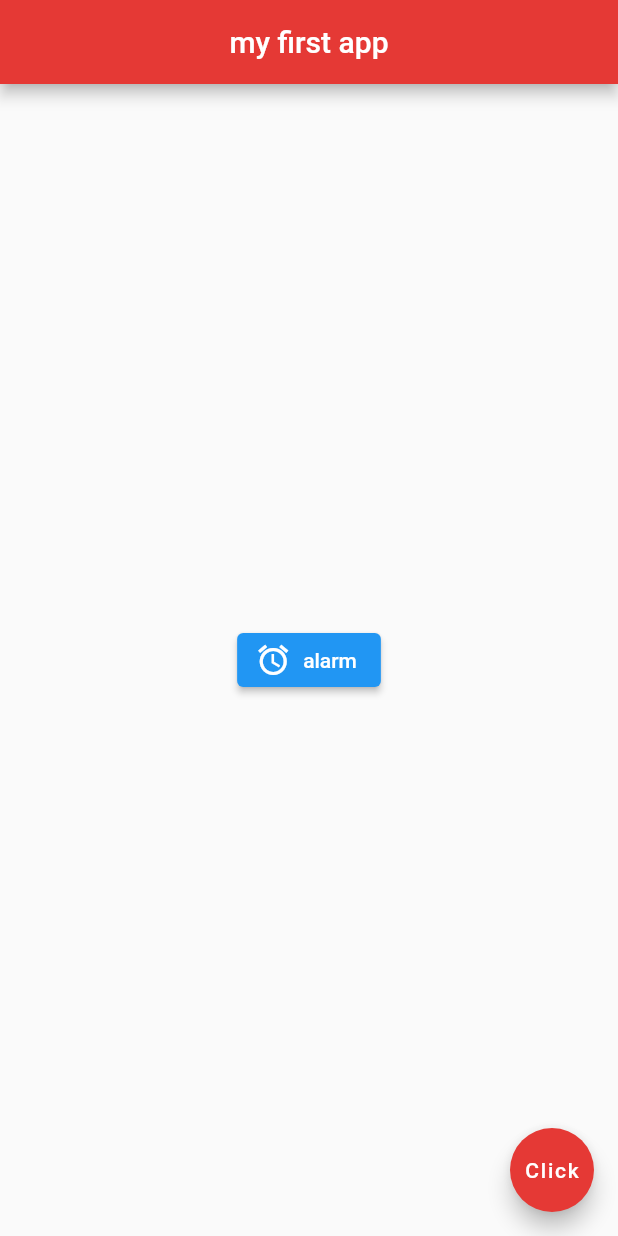
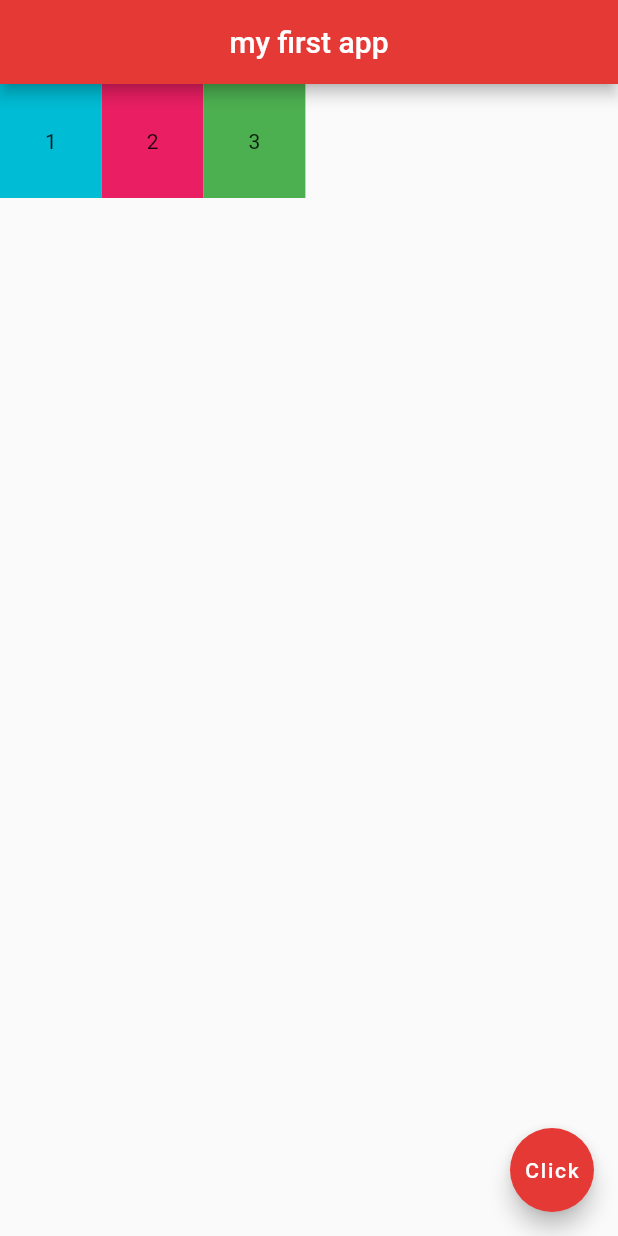
Before and after one commit to Atharv-Joshi/flutter-projects, a Flutter app: the screen it shows after launch, on a phone screen of 412 x 824 dp. Run offline on Flutter 3.47's test engine with Material 2 defaults, Android fonts, the phone set to English and light mode, and no system bars.

Commit message:
columns testing

```diff
--- a/my_app/lib/main.dart
+++ b/my_app/lib/main.dart
@@ -13,14 +13,22 @@ class Home_page extends StatelessWidget {
         centerTitle: true,
         backgroundColor: Colors.red[600],
       ),
-      body: Center(
-        child: ElevatedButton.icon(
-        onPressed: (){},
-        icon: Icon(
-          Icons.access_alarm
+      body: Row(
+        children: [Container(
+          padding: EdgeInsets.all(30),
+          color: Colors.cyan,
+          child: Text('1'),
         ),
-        label: Text('alarm'),
-        )
+          Container(
+            padding: EdgeInsets.all(30),
+            color: Colors.pink,
+            child: Text('2'),
+          ),
+          Container(
+            padding: EdgeInsets.all(30),
+            color: Colors.green,
+            child: Text('3'),
+          )],
       ),
       floatingActionButton: FloatingActionButton(
         onPressed: () {},
```
